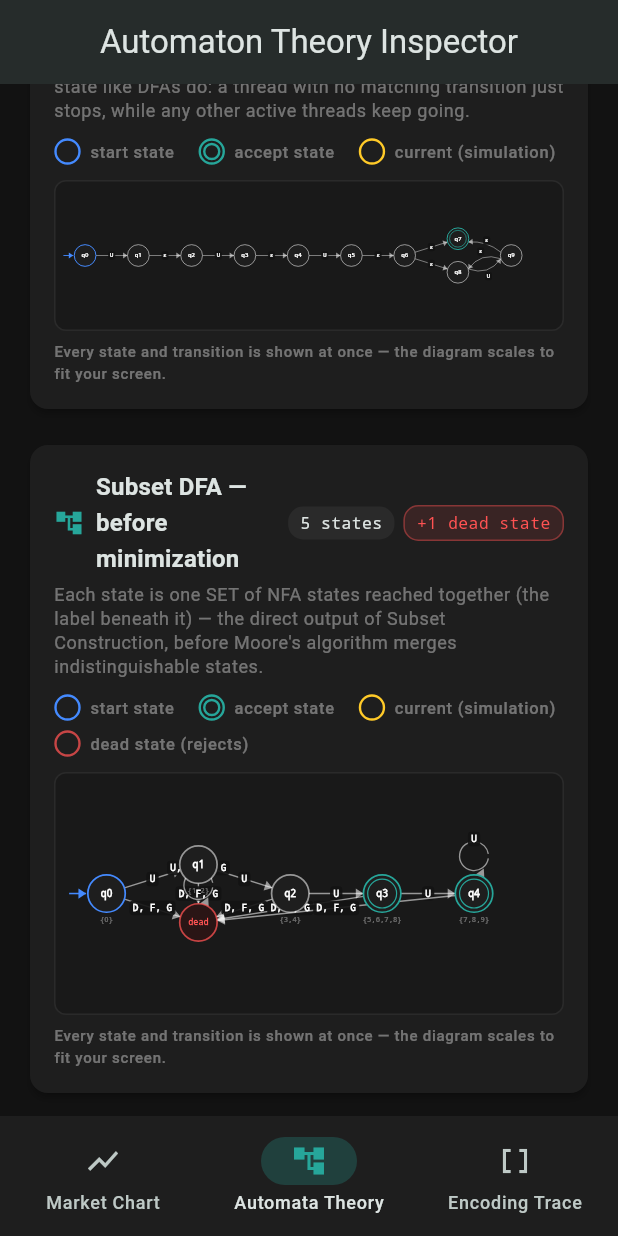
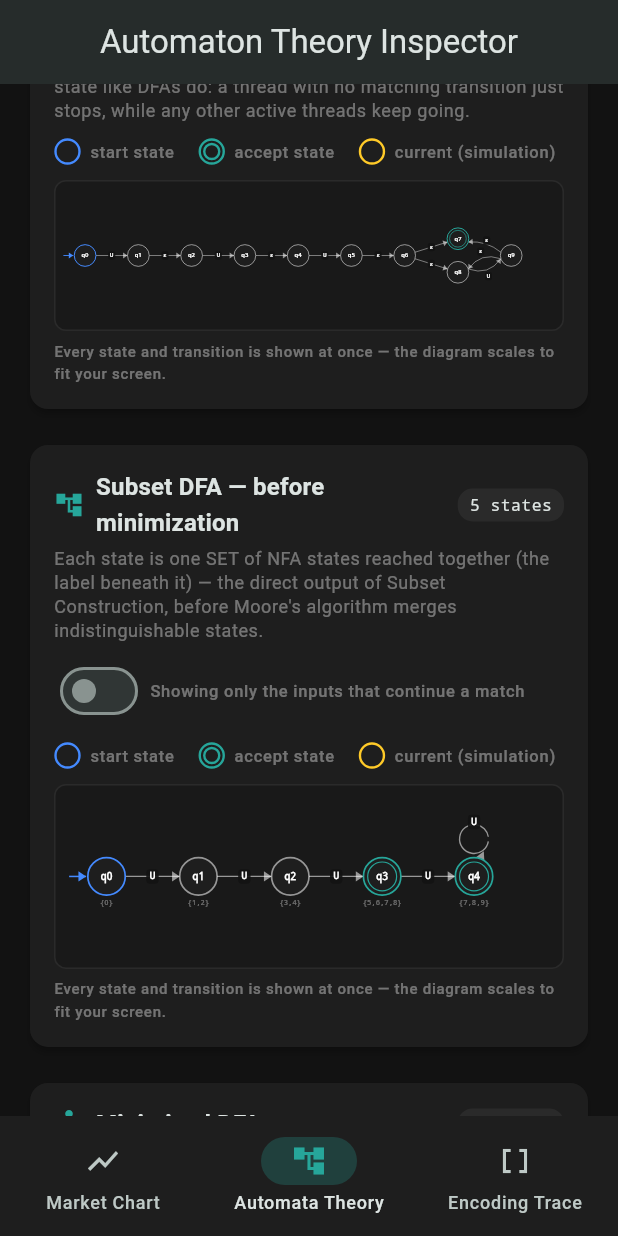
Before and after one commit to namitg105/Candle-Lang, a Flutter app: the screen it shows after launch, item 2 of the bottom bar chosen, scrolled down 576 dp, on a phone screen of 412 x 824 dp. Run offline on Flutter 3.47's test engine with Material 3 defaults, Android fonts, the phone set to English and light mode, and no system bars; our stand-ins replace csv, dartz, equatable, flutter_bloc, get_it.

Commit message:
Make the dead-state view opt-in via a toggle on DFA diagrams
The "show all 4 inputs" dead-state addition made every DFA diagram
busier by default, which is a real downside once you already know the
convention (missing arrow = reject). Rather than picking one default
for everyone, both DFA diagrams (Subset DFA and Minimized DFA) now
carry a Switch: off (default, matches how the diagram looked before
the dead-state feature) shows only transitions that continue a match;
on shows every input, with the dead state and its legend entry.

Converted AutomatonGraphView from a StatelessWidget to a StatefulWidget
to hold this per-diagram toggle state (_showAllInputs, defaulting to
false). The .dfa() factory now precomputes both edge lists up front
(buildDfaEdges(dfa) and, only when actually needed,
buildDfaEdges(dfa, trapState: ...)) plus both captions, so flipping the
switch is just a local setState with no rebuild of the underlying
automaton data. The NFA diagram is unaffected -- it never had a trap
state or a toggle to begin with.

Co-Authored-By: Claude Sonnet 5 <noreply@anthropic.com>
Claude-Session: https://claude.ai/code/session_01NUxhDXPYFnRg59R3Vx2HWY

```diff
--- a/flutter_app/lib/features/automaton/presentation/widgets/automaton_graph_view.dart
+++ b/flutter_app/lib/features/automaton/presentation/widgets/automaton_graph_view.dart
@@ -93,22 +93,38 @@ List<GraphEdgeSpec> buildDfaEdges(Dfa dfa, {int? trapState}) {
 /// No pan/zoom — the whole diagram is scaled (never enlarged, only
 /// shrunk) to fit the card's width, so every state and transition is
 /// visible at once without scrolling.
-class AutomatonGraphView extends StatelessWidget {
+///
+/// A DFA diagram (built via [AutomatonGraphView.dfa] / [.subsetDfa]) can
+/// toggle between two views: the default, uncluttered one (only
+/// transitions that actually continue the match -- how this diagram used
+/// to look) and a "show all inputs" view that adds the explicit dead/
+/// reject state for every missing symbol. It starts on the default view;
+/// the toggle only appears when there's actually something extra to show.
+class AutomatonGraphView extends StatefulWidget {
   final String title;
   final IconData icon;
   final int numStates;
+
+  /// Default edge set — no dead state, only real transitions.
   final List<GraphEdgeSpec> edges;
+
+  /// Same automaton with every missing input routed to an explicit dead
+  /// state, for the "show all inputs" toggle. Null for NFA views, or for
+  /// a DFA that's already complete (nothing extra to toggle on).
+  final List<GraphEdgeSpec>? edgesWithTrap;
+
+  /// Id of the dead state used by [edgesWithTrap] (always == [numStates]).
+  final int? trapState;
+
   final int startState;
   final Set<int> acceptStates;
   final Map<int, String>? stateLabels;
   final int? activeState;
   final String caption;
 
-  /// When set, this id (always == [numStates], one past the real automaton
-  /// states) is an extra "dead/reject" node added purely for display, so a
-  /// DFA diagram can show all 4 inputs from every real state instead of
-  /// leaving "no transition" implicit.
-  final int? trapState;
+  /// Caption shown instead of [caption] while the "show all inputs"
+  /// toggle is on.
+  final String? captionWithTrap;
 
   const AutomatonGraphView({
     super.key,
@@ -116,12 +132,14 @@ class AutomatonGraphView extends StatelessWidget {
     required this.icon,
     required this.numStates,
     required this.edges,
+    this.edgesWithTrap,
+    this.trapState,
     required this.startState,
     required this.acceptStates,
     this.stateLabels,
     this.activeState,
     required this.caption,
-    this.trapState,
+    this.captionWithTrap,
   });
 
   /// Convenience constructor straight from an [Nfa].
@@ -159,19 +177,22 @@ class AutomatonGraphView extends StatelessWidget {
       title: title,
       icon: icon,
       numStates: dfa.numStates,
-      edges: buildDfaEdges(dfa, trapState: trapState),
+      edges: buildDfaEdges(dfa),
+      edgesWithTrap: needsTrap ? buildDfaEdges(dfa, trapState: trapState) : null,
+      trapState: trapState,
       startState: dfa.start,
       acceptStates: dfa.accepts,
       stateLabels: dfa.stateLabels,
       activeState: activeState,
-      trapState: trapState,
       caption: caption ??
-          (needsTrap
-              ? 'All 4 inputs (U, D, F, G) are shown from every state — several '
-                  'inputs sharing a target are combined on one arrow. An input '
-                  'that would reject the match is routed to the dashed "dead" '
-                  'state instead of being left undrawn.'
-              : 'Every state already has a real transition for all 4 inputs — no dead state needed here.'),
+          'Missing arrows mean "no candle in Σ continues the match from here" '
+              '— the DFA rejects there.',
+      captionWithTrap: needsTrap
+          ? 'All 4 inputs (U, D, F, G) are shown from every state — several '
+              'inputs sharing a target are combined on one arrow. An input '
+              'that would reject the match is routed to the dashed "dead" '
+              'state instead of being left undrawn.'
+          : null,
     );
   }
 
@@ -192,10 +213,31 @@ class AutomatonGraphView extends StatelessWidget {
   }
 
   @override
+  State<AutomatonGraphView> createState() => _AutomatonGraphViewState();
+}
+
+class _AutomatonGraphViewState extends State<AutomatonGraphView> {
+  // Default OFF: the uncluttered view (only real transitions) is what the
+  // user sees unless they explicitly ask for every input via the toggle.
+  bool _showAllInputs = false;
+
+  @override
   Widget build(BuildContext context) {
     final theme = Theme.of(context);
-    final totalLayoutStates = numStates + (trapState != null ? 1 : 0);
-    final layout = _GraphLayout(numStates: totalLayoutStates, startState: startState, edges: edges);
+    final hasToggle = widget.edgesWithTrap != null;
+    final showAll = hasToggle && _showAllInputs;
+
+    final effectiveEdges = showAll ? widget.edgesWithTrap! : widget.edges;
+    final effectiveTrapState = showAll ? widget.trapState : null;
+    final effectiveCaption =
+        showAll && widget.captionWithTrap != null ? widget.captionWithTrap! : widget.caption;
+
+    final totalLayoutStates = widget.numStates + (effectiveTrapState != null ? 1 : 0);
+    final layout = _GraphLayout(
+      numStates: totalLayoutStates,
+      startState: widget.startState,
+      edges: effectiveEdges,
+    );
 
     return Card(
       child: Padding(
@@ -205,11 +247,11 @@ class AutomatonGraphView extends StatelessWidget {
           children: [
             Row(
               children: [
-                Icon(icon, size: 20, color: AppTheme.bullishColor),
+                Icon(widget.icon, size: 20, color: AppTheme.bullishColor),
                 const SizedBox(width: 8),
                 Expanded(
                   child: Text(
-                    title,
+                    widget.title,
                     style: theme.textTheme.titleMedium?.copyWith(fontWeight: FontWeight.bold),
                   ),
                 ),
@@ -220,11 +262,11 @@ class AutomatonGraphView extends StatelessWidget {
                     borderRadius: BorderRadius.circular(10),
                   ),
                   child: Text(
-                    '$numStates state${numStates == 1 ? '' : 's'}',
+                    '${widget.numStates} state${widget.numStates == 1 ? '' : 's'}',
                     style: const TextStyle(fontFamily: 'monospace', fontSize: 11),
                   ),
                 ),
-                if (trapState != null) ...[
+                if (effectiveTrapState != null) ...[
                   const SizedBox(width: 6),
                   Container(
                     padding: const EdgeInsets.symmetric(horizontal: 8, vertical: 3),
@@ -243,11 +285,15 @@ class AutomatonGraphView extends StatelessWidget {
             ),
             const SizedBox(height: 4),
             Text(
-              caption,
+              effectiveCaption,
               style: theme.textTheme.bodySmall?.copyWith(color: AppTheme.textMuted),
             ),
+            if (hasToggle) ...[
+              const SizedBox(height: 8),
+              _buildToggle(theme),
+            ],
             const SizedBox(height: 10),
-            _buildLegend(theme),
+            _buildLegend(theme, effectiveTrapState),
             const SizedBox(height: 10),
             LayoutBuilder(
               builder: (context, constraints) {
@@ -282,12 +328,12 @@ class AutomatonGraphView extends StatelessWidget {
                         child: CustomPaint(
                           painter: _GraphPainter(
                             layout: layout,
-                            edges: edges,
-                            acceptStates: acceptStates,
-                            startState: startState,
-                            activeState: activeState,
-                            stateLabels: stateLabels,
-                            trapState: trapState,
+                            edges: effectiveEdges,
+                            acceptStates: widget.acceptStates,
+                            startState: widget.startState,
+                            activeState: widget.activeState,
+                            stateLabels: widget.stateLabels,
+                            trapState: effectiveTrapState,
                           ),
                         ),
                       ),
@@ -307,7 +353,34 @@ class AutomatonGraphView extends StatelessWidget {
     );
   }
 
-  Widget _buildLegend(ThemeData theme) {
+  /// Switch that flips between the default (real transitions only) and
+  /// "show all inputs" (adds the dead state) views of a DFA diagram.
+  Widget _buildToggle(ThemeData theme) {
+    return InkWell(
+      onTap: () => setState(() => _showAllInputs = !_showAllInputs),
+      borderRadius: BorderRadius.circular(8),
+      child: Row(
+        mainAxisSize: MainAxisSize.min,
+        children: [
+          Switch(
+            value: _showAllInputs,
+            onChanged: (value) => setState(() => _showAllInputs = value),
+          ),
+          const SizedBox(width: 4),
+          Flexible(
+            child: Text(
+              _showAllInputs
+                  ? 'Showing all inputs (incl. the dead state)'
+                  : 'Showing only the inputs that continue a match',
+              style: theme.textTheme.labelSmall?.copyWith(color: AppTheme.textMuted),
+            ),
+          ),
+        ],
+      ),
+    );
+  }
+
+  Widget _buildLegend(ThemeData theme, int? effectiveTrapState) {
     Widget chip(Widget swatch, String label) => Row(
           mainAxisSize: MainAxisSize.min,
           children: [
@@ -330,7 +403,7 @@ class AutomatonGraphView extends StatelessWidget {
         chip(circleSwatch(Colors.blueAccent), 'start state'),
         chip(circleSwatch(AppTheme.bullishColor, doubled: true), 'accept state'),
         chip(circleSwatch(AppTheme.neutralColor), 'current (simulation)'),
-        if (trapState != null)
+        if (effectiveTrapState != null)
           chip(circleSwatch(Colors.redAccent.withValues(alpha: 0.75)), 'dead state (rejects)'),
       ],
     );
@@ -663,6 +736,7 @@ class _GraphPainter extends CustomPainter {
   bool shouldRepaint(covariant _GraphPainter oldDelegate) {
     return oldDelegate.layout != layout ||
         oldDelegate.activeState != activeState ||
-        oldDelegate.acceptStates != acceptStates;
+        oldDelegate.acceptStates != acceptStates ||
+        oldDelegate.trapState != trapState;
   }
 }
```
